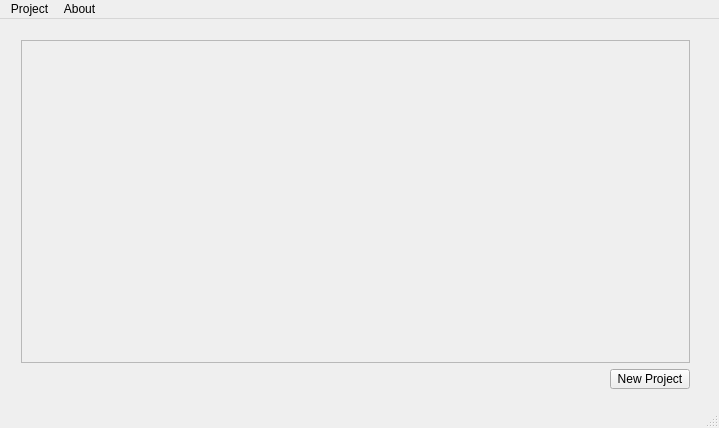
Before: the Qt Designer form ui/TimeTrackingApp.ui in aseiis/epochplusplus, drawn with Qt 5.
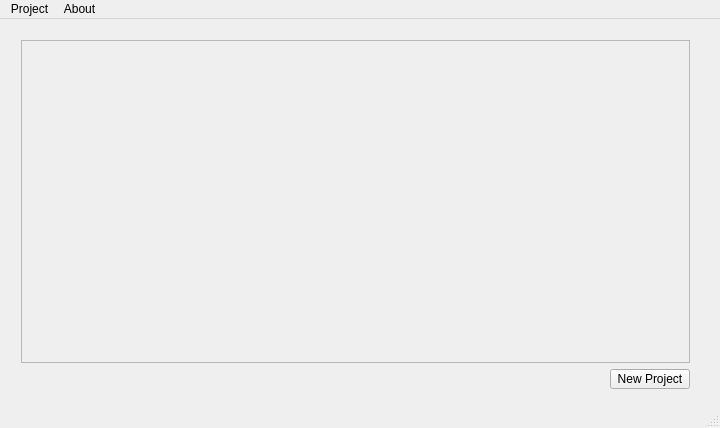
After: the same form once the commit is applied.

Commit message: feat: disabled window resizing and size grip

```diff
--- a/ui/TimeTrackingApp.ui
+++ b/ui/TimeTrackingApp.ui
@@ -6,10 +6,22 @@
    <rect>
     <x>0</x>
     <y>0</y>
-    <width>719</width>
+    <width>720</width>
     <height>428</height>
    </rect>
   </property>
+  <property name="sizePolicy">
+   <sizepolicy hsizetype="Fixed" vsizetype="Fixed">
+    <horstretch>0</horstretch>
+    <verstretch>0</verstretch>
+   </sizepolicy>
+  </property>
+  <property name="minimumSize">
+   <size>
+    <width>720</width>
+    <height>428</height>
+   </size>
+  </property>
   <property name="windowTitle">
    <string>TimeTrackingApp</string>
   </property>
@@ -80,7 +92,7 @@
     <rect>
      <x>0</x>
      <y>0</y>
-     <width>719</width>
+     <width>720</width>
      <height>21</height>
     </rect>
    </property>
```
The commit also changes 1 other file.
